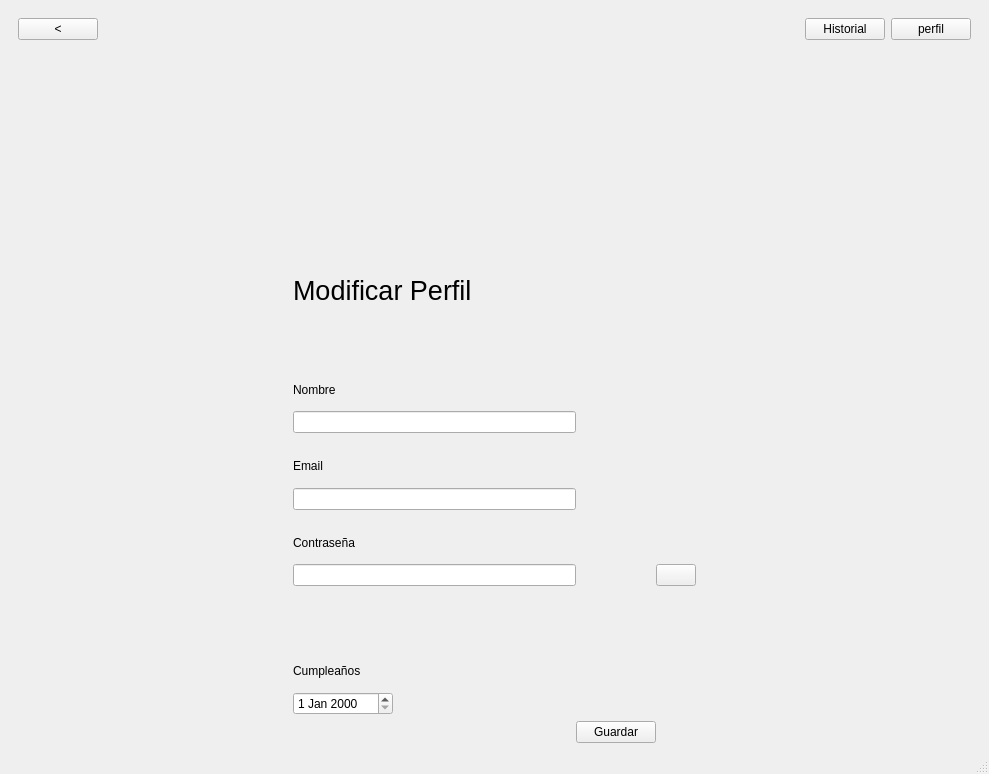
First picture: the form in proyecto/mainwindow.ui, repository anaasemad/IHM_carta, before the edit.
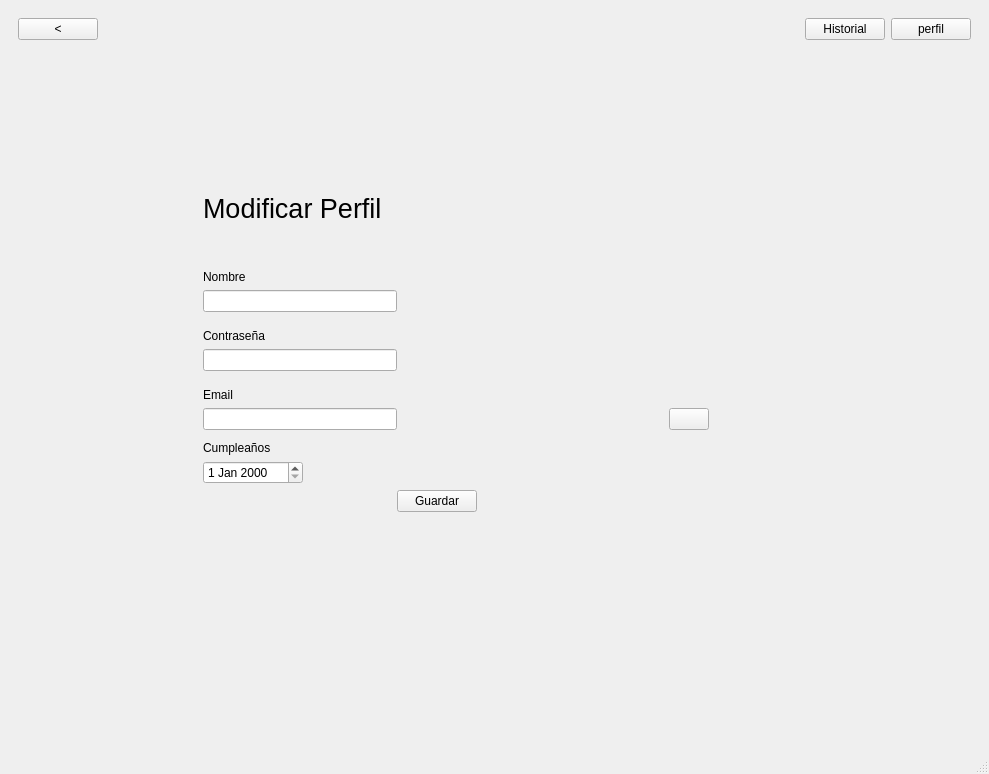
Second picture: the form after the edit. The open tabs and pages were chosen to show the change. Icons and pictures are not drawn.

What changed in the file:
```diff
--- a/proyecto/mainwindow.ui
+++ b/proyecto/mainwindow.ui
@@ -27,7 +27,7 @@
     </size>
    </property>
    <layout class="QGridLayout" name="gridLayout_2">
-    <item row="1" column="0">
+    <item row="3" column="0">
      <widget class="QStackedWidget" name="stackedWidget">
       <property name="sizePolicy">
        <sizepolicy hsizetype="Expanding" vsizetype="Expanding">
@@ -1124,7 +1124,10 @@
        </layout>
       </widget>
       <widget class="QWidget" name="editar_perfil">
-       <layout class="QGridLayout" name="gridLayout_7" rowstretch="5,5,1,1,0,1,1,0,1,1,2,1,1,1">
+       <property name="layoutDirection">
+        <enum>Qt::LayoutDirection::LeftToRight</enum>
+       </property>
+       <layout class="QGridLayout" name="gridLayout_7" rowstretch="3,0,0,0,0,0,0,0,0,0,0,0,0,0,0,0,5" columnstretch="0,0,0,0,0">
         <property name="leftMargin">
          <number>0</number>
         </property>
@@ -1143,88 +1146,53 @@
         <property name="verticalSpacing">
          <number>6</number>
         </property>
-        <item row="4" column="1">
-         <spacer name="verticalSpacer_9">
+        <item row="15" column="1">
+         <spacer name="horizontalSpacer_11">
           <property name="orientation">
-           <enum>Qt::Orientation::Vertical</enum>
+           <enum>Qt::Orientation::Horizontal</enum>
           </property>
           <property name="sizeHint" stdset="0">
            <size>
-            <width>5</width>
-            <height>5</height>
+            <width>40</width>
+            <height>20</height>
            </size>
           </property>
          </spacer>
         </item>
-        <item row="5" column="1">
-         <widget class="QLabel" name="label_email">
-          <property name="text">
-           <string>Email</string>
-          </property>
-         </widget>
-        </item>
-        <item row="6" column="1">
-         <widget class="QLineEdit" name="labelEmail"/>
-        </item>
-        <item row="3" column="1">
-         <widget class="QLineEdit" name="labelNombre"/>
-        </item>
         <item row="11" column="1">
-         <widget class="QLabel" name="label_compleanios">
-          <property name="text">
-           <string>Cumpleaños</string>
+         <spacer name="verticalSpacer_11">
+          <property name="orientation">
+           <enum>Qt::Orientation::Vertical</enum>
           </property>
-         </widget>
-        </item>
-        <item row="1" column="1" colspan="2">
-         <widget class="QLabel" name="perfil">
-          <property name="font">
-           <font>
-            <pointsize>20</pointsize>
-           </font>
+          <property name="sizeHint" stdset="0">
+           <size>
+            <width>5</width>
+            <height>5</height>
+           </size>
           </property>
-          <property name="text">
-           <string>Modificar Perfil</string>
-          </property>
-         </widget>
+         </spacer>
         </item>
-        <item row="2" column="1">
-         <widget class="QLabel" name="nombre">
-          <property name="text">
-           <string>Nombre</string>
-          </property>
-         </widget>
-        </item>
-        <item row="9" column="3">
-         <widget class="QPushButton" name="boton_editar_avatar">
-          <property name="icon">
-           <iconset resource="../resources/imagenes.qrc">
-            <normaloff>:/img/icons/I_lapiz.png</normaloff>:/img/icons/I_lapiz.png</iconset>
-          </property>
-         </widget>
-        </item>
-        <item row="8" column="1">
-         <widget class="QLabel" name="label_contrasenia">
-          <property name="text">
-           <string>Contraseña</string>
-          </property>
-         </widget>
-        </item>
-        <item row="0" column="0">
-         <spacer name="horizontalSpacer_6">
+        <item row="0" column="2">
+         <spacer name="verticalSpacer_17">
           <property name="orientation">
-           <enum>Qt::Orientation::Horizontal</enum>
+           <enum>Qt::Orientation::Vertical</enum>
           </property>
           <property name="sizeHint" stdset="0">
            <size>
-            <width>40</width>
-            <height>20</height>
+            <width>20</width>
+            <height>40</height>
            </size>
           </property>
          </spacer>
         </item>
-        <item row="3" column="3" rowspan="6">
+        <item row="4" column="3" rowspan="6">
          <widget class="QLabel" name="avatar">
+          <property name="sizePolicy">
+           <sizepolicy hsizetype="Fixed" vsizetype="Preferred">
+            <horstretch>0</horstretch>
+            <verstretch>0</verstretch>
+           </sizepolicy>
+          </property>
           <property name="text">
            <string/>
           </property>
@@ -1236,8 +1204,8 @@
           </property>
          </widget>
         </item>
-        <item row="7" column="1">
-         <spacer name="verticalSpacer_10">
+        <item row="5" column="1">
+         <spacer name="verticalSpacer_9">
           <property name="orientation">
            <enum>Qt::Orientation::Vertical</enum>
           </property>
@@ -1249,14 +1217,120 @@
           </property>
          </spacer>
         </item>
-        <item row="13" column="2">
+        <item row="3" column="1">
+         <widget class="QLabel" name="nombre">
+          <property name="text">
+           <string>Nombre</string>
+          </property>
+         </widget>
+        </item>
+        <item row="15" column="3">
+         <spacer name="horizontalSpacer_12">
+          <property name="orientation">
+           <enum>Qt::Orientation::Horizontal</enum>
+          </property>
+          <property name="sizeType">
+           <enum>QSizePolicy::Policy::Expanding</enum>
+          </property>
+          <property name="sizeHint" stdset="0">
+           <size>
+            <width>40</width>
+            <height>20</height>
+           </size>
+          </property>
+         </spacer>
+        </item>
+        <item row="12" column="1">
+         <widget class="QLabel" name="label_compleanios">
+          <property name="text">
+           <string>Cumpleaños</string>
+          </property>
+         </widget>
+        </item>
+        <item row="4" column="1">
+         <widget class="QLineEdit" name="labelNombre"/>
+        </item>
+        <item row="10" column="1">
+         <widget class="QLineEdit" name="labelEmail"/>
+        </item>
+        <item row="10" column="2">
+         <spacer name="horizontalSpacer_13">
+          <property name="orientation">
+           <enum>Qt::Orientation::Horizontal</enum>
+          </property>
+          <property name="sizeHint" stdset="0">
+           <size>
+            <width>40</width>
+            <height>20</height>
+           </size>
+          </property>
+         </spacer>
+        </item>
+        <item row="15" column="2">
          <widget class="QPushButton" name="boton_guardar">
+          <property name="sizePolicy">
+           <sizepolicy hsizetype="Fixed" vsizetype="Fixed">
+            <horstretch>0</horstretch>
+            <verstretch>0</verstretch>
+           </sizepolicy>
+          </property>
           <property name="text">
            <string>Guardar</string>
           </property>
          </widget>
         </item>
-        <item row="12" column="1">
+        <item row="8" column="1">
+         <spacer name="verticalSpacer_10">
+          <property name="orientation">
+           <enum>Qt::Orientation::Vertical</enum>
+          </property>
+          <property name="sizeHint" stdset="0">
+           <size>
+            <width>5</width>
+            <height>5</height>
+           </size>
+          </property>
+         </spacer>
+        </item>
+        <item row="9" column="1">
+         <widget class="QLabel" name="label_email">
+          <property name="text">
+           <string>Email</string>
+          </property>
+         </widget>
+        </item>
+        <item row="0" column="0">
+         <spacer name="horizontalSpacer_6">
+          <property name="orientation">
+           <enum>Qt::Orientation::Horizontal</enum>
+          </property>
+          <property name="sizeHint" stdset="0">
+           <size>
+            <width>40</width>
+            <height>20</height>
+           </size>
+          </property>
+         </spacer>
+        </item>
+        <item row="10" column="3">
+         <layout class="QHBoxLayout" name="horizontalLayout_5">
+          <item>
+           <widget class="QPushButton" name="boton_editar_avatar">
+            <property name="sizePolicy">
+             <sizepolicy hsizetype="Fixed" vsizetype="Fixed">
+              <horstretch>0</horstretch>
+              <verstretch>0</verstretch>
+             </sizepolicy>
+            </property>
+            <property name="icon">
+             <iconset resource="../resources/imagenes.qrc">
+              <normaloff>:/img/icons/I_lapiz.png</normaloff>:/img/icons/I_lapiz.png</iconset>
+            </property>
+           </widget>
+          </item>
+         </layout>
+        </item>
+        <item row="13" column="1">
          <widget class="QDateEdit" name="dateEdit">
           <property name="maximumSize">
            <size>
@@ -1266,10 +1340,32 @@
           </property>
          </widget>
         </item>
-        <item row="9" column="1">
-         <widget class="QLineEdit" name="labelContrasenia"/>
+        <item row="1" column="1" colspan="2">
+         <widget class="QLabel" name="perfil">
+          <property name="font">
+           <font>
+            <pointsize>20</pointsize>
+           </font>
+          </property>
+          <property name="text">
+           <string>Modificar Perfil</string>
+          </property>
+         </widget>
         </item>
-        <item row="9" column="4">
+        <item row="2" column="1">
+         <spacer name="verticalSpacer_18">
+          <property name="orientation">
+           <enum>Qt::Orientation::Vertical</enum>
+          </property>
+          <property name="sizeHint" stdset="0">
+           <size>
+            <width>20</width>
+            <height>40</height>
+           </size>
+          </property>
+         </spacer>
+        </item>
+        <item row="10" column="4">
          <spacer name="horizontalSpacer_7">
           <property name="orientation">
            <enum>Qt::Orientation::Horizontal</enum>
@@ -1282,15 +1378,25 @@
           </property>
          </spacer>
         </item>
-        <item row="10" column="1">
-         <spacer name="verticalSpacer_11">
+        <item row="7" column="1">
+         <widget class="QLineEdit" name="labelContrasenia"/>
+        </item>
+        <item row="6" column="1">
+         <widget class="QLabel" name="label_contrasenia">
+          <property name="text">
+           <string>Contraseña</string>
+          </property>
+         </widget>
+        </item>
+        <item row="16" column="2">
+         <spacer name="verticalSpacer_13">
           <property name="orientation">
            <enum>Qt::Orientation::Vertical</enum>
           </property>
           <property name="sizeHint" stdset="0">
            <size>
-            <width>5</width>
-            <height>5</height>
+            <width>20</width>
+            <height>40</height>
            </size>
           </property>
          </spacer>
```
Left out of the diff: 426 changed lines with no effect on the pictures. Lines whose indentation alone changed are shown as unchanged.
